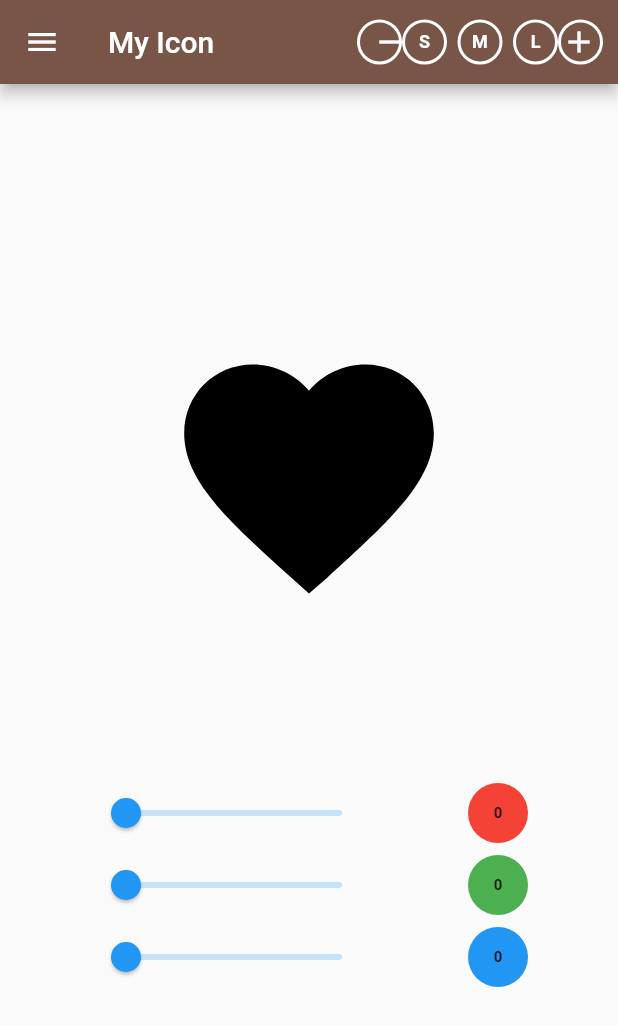
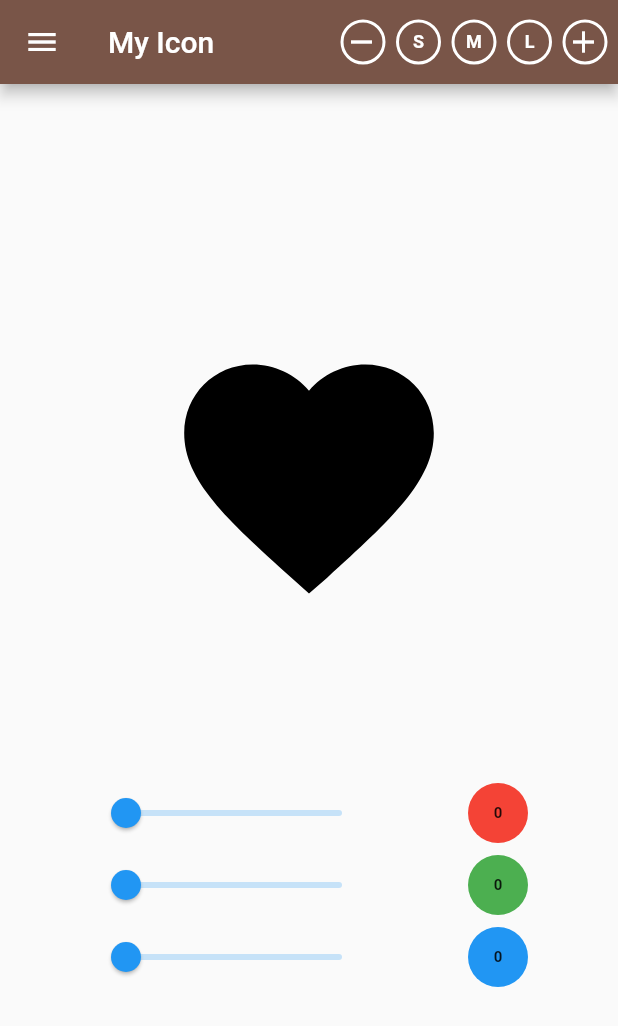
Before and after one commit to SaraZuhair/exercise2, a Flutter app: the screen it shows after launch, on a phone screen of 412 x 824 dp. Shown: the top 1026 px of the screen. Run offline on Flutter 3.47's test engine with Material 2 defaults, Android fonts, the phone set to English and light mode, and no system bars.

Commit message:
we added the everything

```diff
--- a/lib/main.dart
+++ b/lib/main.dart
@@ -39,6 +39,9 @@ class _exerciseState extends State<exercise> {
             ),
             child: Center(
               child: IconButton(
+                padding: EdgeInsets.only(
+                  right: 20,
+                ),
                 onPressed: () {
                   if (SizeisChecked) {
                     setState(() {
@@ -53,6 +56,9 @@ class _exerciseState extends State<exercise> {
                 icon: const Icon(Icons.remove),
               ),
             ),
+          ),
+          const SizedBox(
+            width: 7,
           ),
           GestureDetector(
             onTap: () {
@@ -135,11 +141,12 @@ class _exerciseState extends State<exercise> {
               ),
             ),
           ),
+          const SizedBox(
+            width: 7,
+          ),
           Container(
             height: 30,
             width: 30,
-            padding: EdgeInsets.only(right: 10),
-            margin: EdgeInsets.only(right: 10),
             decoration: BoxDecoration(
               shape: BoxShape.circle,
               border: Border.all(
@@ -163,8 +170,12 @@ class _exerciseState extends State<exercise> {
                     });
                   }
                 },
-                  icon: const Icon(Icons.add)),
+                icon: const Icon(Icons.add),
               ),
+            ),
+          ),
+          const SizedBox(
+            width: 7,
           ),
         ],
       ),
```
Lines whose indentation alone changed are shown as unchanged.
